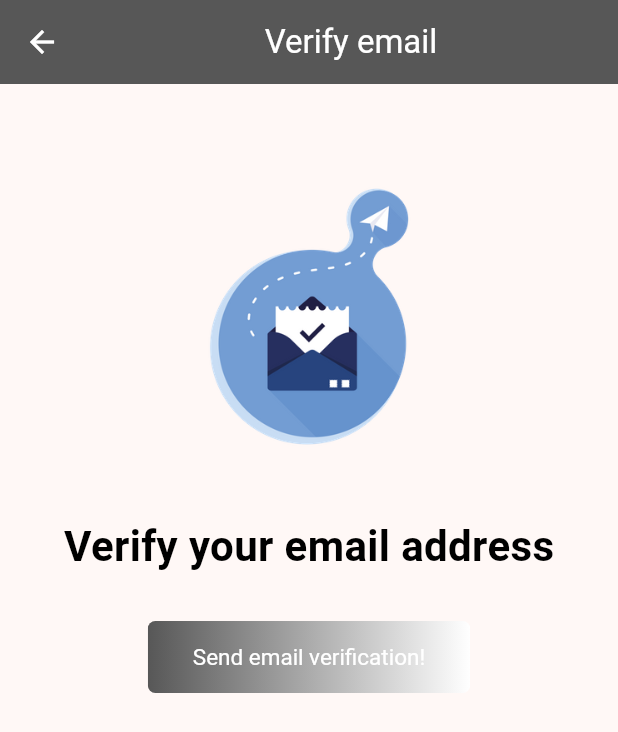
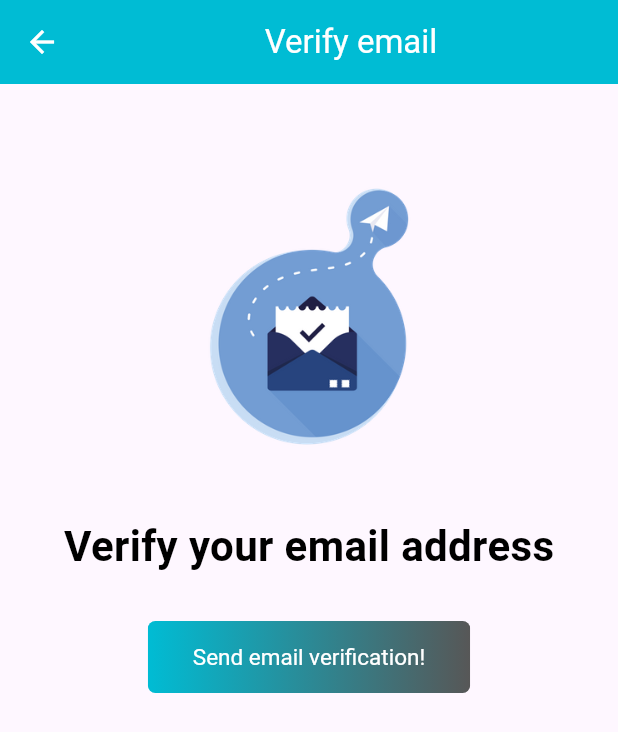
Before and after one commit to linnathoncode/notey, a Flutter app: the VerifyEmailView screen opened by its route, on a phone screen of 412 x 824 dp. Shown: the top 732 px of the screen. Run offline on Flutter 3.47's test engine with Material 3 defaults, Android fonts, the phone set to English and light mode, and no system bars; our stand-ins replace firebase_auth, firebase_core, sqflite; accounts and stored records are empty.

Commit message:
minor addition to the latest commit

```diff
--- a/lib/views/notes/create_or_update_note_view.dart
+++ b/lib/views/notes/create_or_update_note_view.dart
@@ -167,6 +167,7 @@ class _CreateOrUpdateNoteViewState extends State<CreateOrUpdateNoteView> {
                     child: TextField(
                       showCursor: true,
                       expands: true,
+                      cursorColor: kPrimaryColor, // Cursor color
                       controller: _textController,
                       keyboardType: TextInputType.multiline,
                       maxLines: null,
@@ -197,6 +198,11 @@ class _CreateOrUpdateNoteViewState extends State<CreateOrUpdateNoteView> {
                           left: 15.0, // Padding for top-left alignment
                         ),
                       ),
+                      cursorHeight:
+                          22, // Adjust cursor height to match text size
+                      cursorRadius: const Radius.circular(
+                          2.0), // Rounded cursor (droplet-like)
+                      cursorWidth: 2.0, // Thin cursor
                     ),
                   ),
                 ),
--- a/lib/views/verify_email_view.dart
+++ b/lib/views/verify_email_view.dart
@@ -52,7 +52,7 @@ class _VerifyEmailViewState extends State<VerifyEmailView> {
         title: const Center(
           child: Text('Verify email'),
         ),
-        backgroundColor: kSecondaryColor,
+        backgroundColor: kPrimaryColor,
         foregroundColor: kAccentColor,
       ),
       body: Center(
@@ -83,8 +83,8 @@ class _VerifyEmailViewState extends State<VerifyEmailView> {
                       decoration: const BoxDecoration(
                         gradient: LinearGradient(
                           colors: [
+                            kPrimaryColor,
                             kSecondaryColor,
-                            kAccentColor,
                           ],
                         ),
                       ),
```
Also changed, not shown: lib/main.dart (+7 -3 lines).
